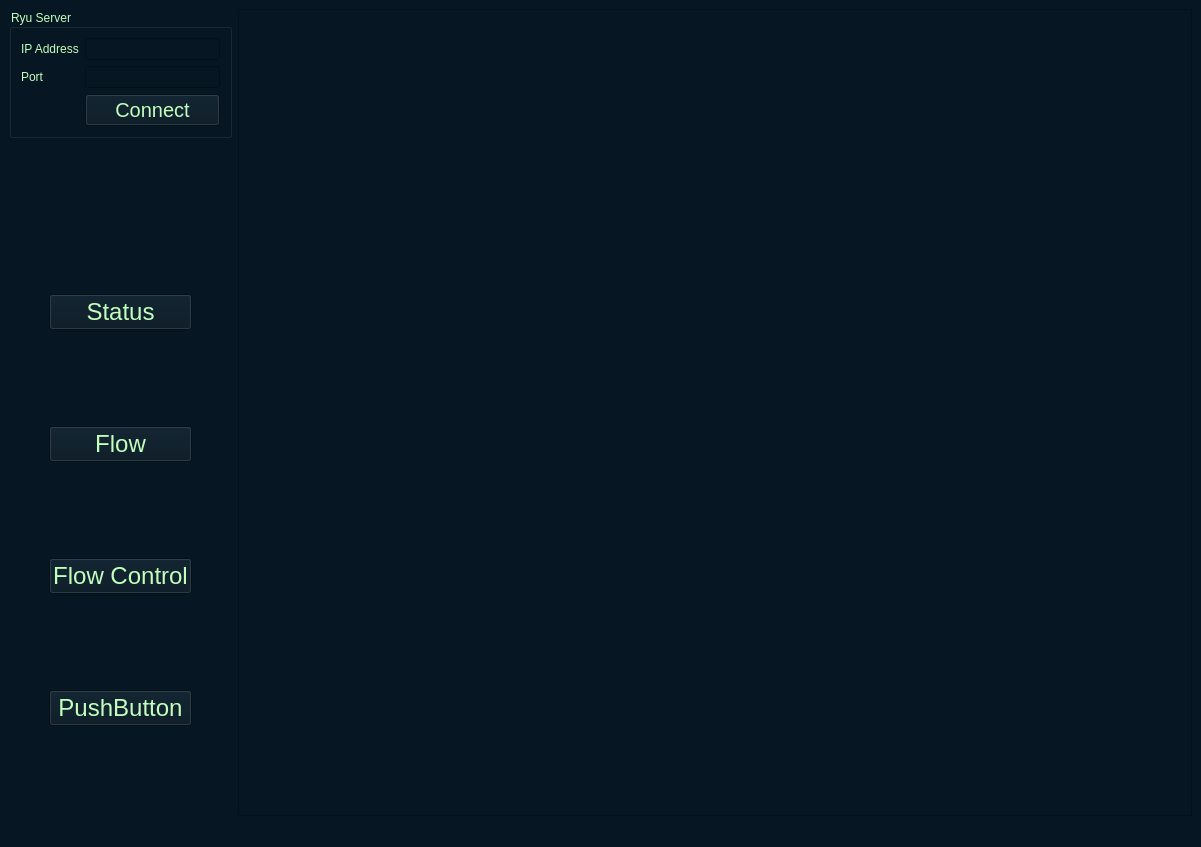
This is GUI/flowmanager.ui in Gaopeng-Bai/QT_flowmanager as Qt 5 draws it before an edit. The edited form follows.
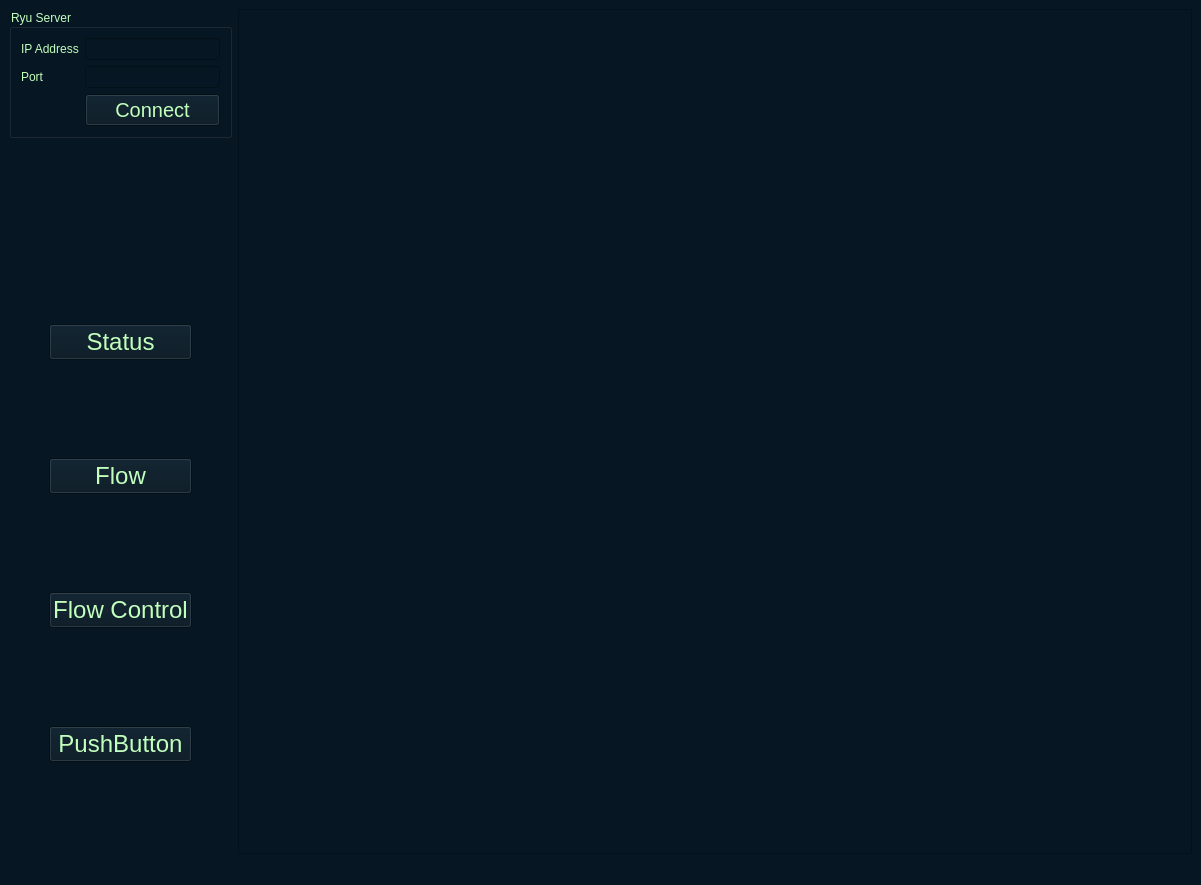
This is the edited form.

Diff of the .ui file:
```diff
--- a/GUI/flowmanager.ui
+++ b/GUI/flowmanager.ui
@@ -7,7 +7,7 @@
     <x>0</x>
     <y>0</y>
     <width>1201</width>
-    <height>847</height>
+    <height>885</height>
    </rect>
   </property>
   <property name="windowTitle">
@@ -189,7 +189,7 @@
           <property name="sizeHint" stdset="0">
            <size>
             <width>20</width>
-            <height>150</height>
+            <height>180</height>
            </size>
           </property>
          </spacer>
```
